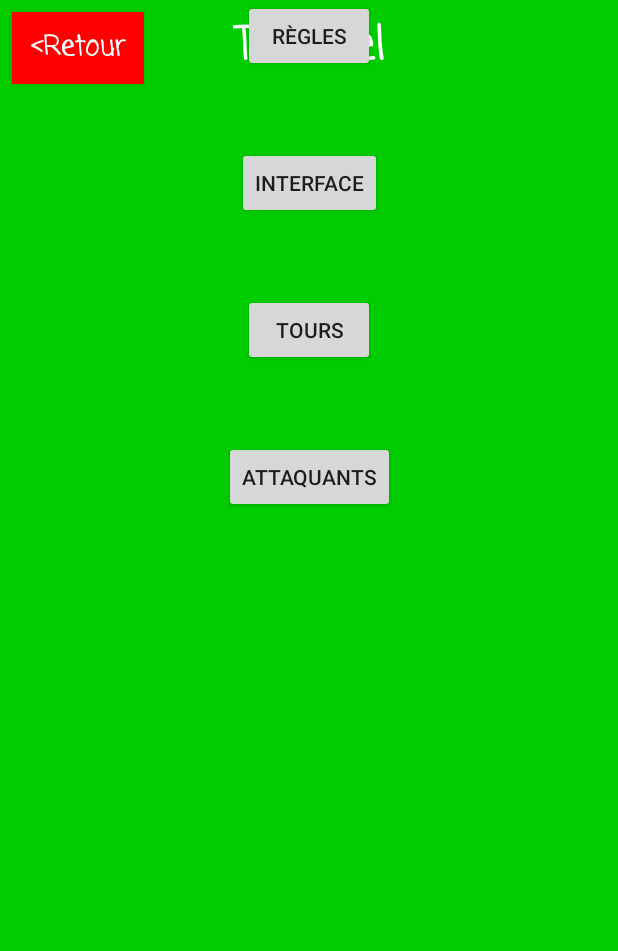
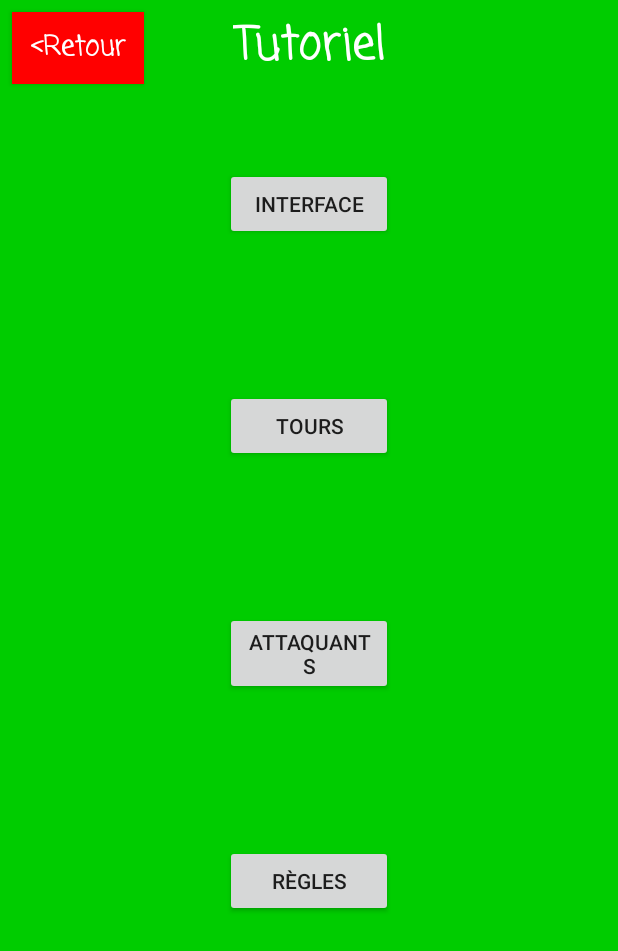
Before and after one commit to renelamo/tower-defense, an Android app: the TutorielActivity screen opened directly, with no data from a screen before it, on a phone screen of 412 x 824 dp. Shown: the top 951 px of the screen. Run offline under Robolectric (Android 15) with nearby library versions, the phone set to English and light mode, and no system bars.

Commit message:
réarragement tutoriel_activity

```diff
--- a/app/src/main/res/layout/activity_tutoriel.xml
+++ b/app/src/main/res/layout/activity_tutoriel.xml
@@ -7,6 +7,22 @@
     android:layout_width="match_parent"
     android:layout_height="match_parent">
 
+
+    <Button
+        android:id="@+id/returnButton"
+        style="@android:style/Widget.Button"
+        android:layout_width="wrap_content"
+        android:layout_height="wrap_content"
+        android:layout_marginStart="8dp"
+        android:layout_marginTop="8dp"
+        android:background="@color/red"
+        android:fontFamily="casual"
+        android:text="@string/return_string"
+        android:textColor="@color/white"
+        android:textSize="18sp"
+        android:textStyle="bold"
+        app:layout_constraintStart_toStartOf="parent"
+        app:layout_constraintTop_toTopOf="parent" />
 
     <TextView
         android:id="@+id/score"
@@ -25,73 +41,61 @@
         app:layout_constraintStart_toStartOf="parent"
         app:layout_constraintTop_toTopOf="parent" />
 
-    <Button
-        android:id="@+id/returnButton"
-        style="@android:style/Widget.Button"
+    <LinearLayout
+        android:id="@+id/linearLayout"
         android:layout_width="wrap_content"
-        android:layout_height="wrap_content"
+        android:layout_height="0dp"
         android:layout_marginStart="8dp"
         android:layout_marginTop="8dp"
-        android:background="@color/red"
-        android:fontFamily="casual"
-        android:text="@string/return_string"
-        android:textColor="@color/white"
-        android:textSize="18sp"
-        android:textStyle="bold"
-        app:layout_constraintStart_toStartOf="parent"
-        app:layout_constraintTop_toTopOf="parent" />
-
-    <Button
-        android:id="@+id/rulesButton"
-        android:layout_width="wrap_content"
-        android:layout_height="wrap_content"
-        android:layout_marginStart="100dp"
-        android:layout_marginTop="100dp"
-        android:layout_marginEnd="100dp"
-        android:layout_marginBottom="50dp"
-        android:text="@string/rules_button"
-        app:layout_constraintBottom_toTopOf="@+id/interfaceButton"
+        android:layout_marginEnd="8dp"
+        android:layout_marginBottom="8dp"
+        android:orientation="vertical"
+        app:layout_constraintBottom_toBottomOf="parent"
         app:layout_constraintEnd_toEndOf="parent"
         app:layout_constraintStart_toStartOf="parent"
-        app:layout_constraintTop_toBottomOf="@+id/textTutorialTitle" />
+        app:layout_constraintTop_toBottomOf="@+id/score">
 
         <Button
             android:id="@+id/interfaceButton"
-        android:layout_width="wrap_content"
-        android:layout_height="wrap_content"
-        android:layout_marginStart="150dp"
-        android:layout_marginTop="50dp"
-        android:layout_marginEnd="150dp"
-        android:text="@string/interface_button"
-        app:layout_constraintEnd_toEndOf="parent"
-        app:layout_constraintStart_toStartOf="parent"
-        app:layout_constraintTop_toBottomOf="@+id/rulesButton" />
-
-    <Button
-        android:id="@+id/towersButton"
-        android:layout_width="wrap_content"
+            android:layout_width="match_parent"
             android:layout_height="wrap_content"
             android:layout_marginStart="150dp"
             android:layout_marginTop="50dp"
             android:layout_marginEnd="150dp"
             android:layout_marginBottom="50dp"
-        android:text="@string/towers_button"
-        app:layout_constraintBottom_toTopOf="@+id/attackersButton"
-        app:layout_constraintEnd_toEndOf="parent"
-        app:layout_constraintStart_toStartOf="parent"
-        app:layout_constraintTop_toBottomOf="@+id/interfaceButton" />
+            android:text="@string/interface_button" />
 
         <Button
-        android:id="@+id/attackersButton"
-        android:layout_width="wrap_content"
+            android:id="@+id/towersButton"
+            android:layout_width="match_parent"
             android:layout_height="wrap_content"
             android:layout_marginStart="150dp"
             android:layout_marginTop="50dp"
             android:layout_marginEnd="150dp"
-        android:text="@string/attackers_button"
-        app:layout_constraintEnd_toEndOf="parent"
-        app:layout_constraintStart_toStartOf="parent"
-        app:layout_constraintTop_toBottomOf="@+id/towersButton" />
+            android:layout_marginBottom="50dp"
+            android:text="@string/towers_button" />
+
+        <Button
+            android:id="@+id/attackersButton"
+            android:layout_width="match_parent"
+            android:layout_height="wrap_content"
+            android:layout_marginStart="150dp"
+            android:layout_marginTop="50dp"
+            android:layout_marginEnd="150dp"
+            android:layout_marginBottom="50dp"
+            android:text="@string/attackers_button" />
+
+        <Button
+            android:id="@+id/rulesButton"
+            android:layout_width="match_parent"
+            android:layout_height="wrap_content"
+            android:layout_marginStart="150dp"
+            android:layout_marginTop="50dp"
+            android:layout_marginEnd="150dp"
+            android:layout_marginBottom="50dp"
+            android:text="@string/rules_button" />
+
+    </LinearLayout>
 
 
 </android.support.constraint.ConstraintLayout>
```
Lines whose indentation alone changed are shown as unchanged.
